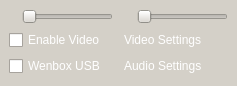
Before: the Qt Designer form wengophone/src/presentation/qt/WengoPhoneWindowConfigPanel.ui in tkrotoff/WengoPhone, drawn with Qt 5.
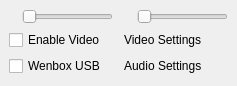
After: the same form once the commit is applied. Icons and pictures are not drawn.

The edit to the form file:
```diff
--- a/wengophone/src/presentation/qt/WengoPhoneWindowConfigPanel.ui
+++ b/wengophone/src/presentation/qt/WengoPhoneWindowConfigPanel.ui
@@ -12,271 +12,6 @@
     <height>86</height>
    </rect>
   </property>
-  <property name="palette" >
-   <palette>
-    <active>
-     <color>
-      <red>255</red>
-      <green>255</green>
-      <blue>255</blue>
-     </color>
-     <color>
-      <red>212</red>
-      <green>208</green>
-      <blue>200</blue>
-     </color>
-     <color>
-      <red>255</red>
-      <green>255</green>
-      <blue>255</blue>
-     </color>
-     <color>
-      <red>234</red>
-      <green>229</green>
-      <blue>220</blue>
-     </color>
-     <color>
-      <red>128</red>
-      <green>128</green>
-      <blue>128</blue>
-     </color>
-     <color>
-      <red>141</red>
-      <green>139</green>
-      <blue>133</blue>
-     </color>
-     <color>
-      <red>0</red>
-      <green>0</green>
-      <blue>0</blue>
-     </color>
-     <color>
-      <red>255</red>
-      <green>255</green>
-      <blue>255</blue>
-     </color>
-     <color>
-      <red>0</red>
-      <green>0</green>
-      <blue>0</blue>
-     </color>
-     <color>
-      <red>255</red>
-      <green>255</green>
-      <blue>255</blue>
-     </color>
-     <color>
-      <red>212</red>
-      <green>208</green>
-      <blue>200</blue>
-     </color>
-     <color>
-      <red>64</red>
-      <green>64</green>
-      <blue>64</blue>
-     </color>
-     <color>
-      <red>10</red>
-      <green>36</green>
-      <blue>106</blue>
-     </color>
-     <color>
-      <red>255</red>
-      <green>255</green>
-      <blue>255</blue>
-     </color>
-     <color>
-      <red>0</red>
-      <green>0</green>
-      <blue>255</blue>
-     </color>
-     <color>
-      <red>255</red>
-      <green>0</green>
-      <blue>255</blue>
-     </color>
-     <color>
-      <red>232</red>
-      <green>232</green>
-      <blue>232</blue>
-     </color>
-    </active>
-    <inactive>
-     <color>
-      <red>255</red>
-      <green>255</green>
-      <blue>255</blue>
-     </color>
-     <color>
-      <red>212</red>
-      <green>208</green>
-      <blue>200</blue>
-     </color>
-     <color>
-      <red>255</red>
-      <green>255</green>
-      <blue>255</blue>
-     </color>
-     <color>
-      <red>234</red>
-      <green>229</green>
-      <blue>220</blue>
-     </color>
-     <color>
-      <red>128</red>
-      <green>128</green>
-      <blue>128</blue>
-     </color>
-     <color>
-      <red>141</red>
-      <green>139</green>
-      <blue>133</blue>
-     </color>
-     <color>
-      <red>0</red>
-      <green>0</green>
-      <blue>0</blue>
-     </color>
-     <color>
-      <red>255</red>
-      <green>255</green>
-      <blue>255</blue>
-     </color>
-     <color>
-      <red>0</red>
-      <green>0</green>
-      <blue>0</blue>
-     </color>
-     <color>
-      <red>255</red>
-      <green>255</green>
-      <blue>255</blue>
-     </color>
-     <color>
-      <red>212</red>
-      <green>208</green>
-      <blue>200</blue>
-     </color>
-     <color>
-      <red>64</red>
-      <green>64</green>
-      <blue>64</blue>
-     </color>
-     <color>
-      <red>212</red>
-      <green>208</green>
-      <blue>200</blue>
-     </color>
-     <color>
-      <red>0</red>
-      <green>0</green>
-      <blue>0</blue>
-     </color>
-     <color>
-      <red>0</red>
-      <green>0</green>
-      <blue>255</blue>
-     </color>
-     <color>
-      <red>255</red>
-      <green>0</green>
-      <blue>255</blue>
-     </color>
-     <color>
-      <red>232</red>
-      <green>232</green>
-      <blue>232</blue>
-     </color>
-    </inactive>
-    <disabled>
-     <color>
-      <red>118</red>
-      <green>116</green>
-      <blue>108</blue>
-     </color>
-     <color>
-      <red>212</red>
-      <green>208</green>
-      <blue>200</blue>
-     </color>
-     <color>
-      <red>255</red>
-      <green>255</green>
-      <blue>255</blue>
-     </color>
-     <color>
-      <red>233</red>
-      <green>231</green>
-      <blue>227</blue>
-     </color>
-     <color>
-      <red>128</red>
-      <green>128</green>
-      <blue>128</blue>
-     </color>
-     <color>
-      <red>141</red>
-      <green>139</green>
-      <blue>133</blue>
-     </color>
-     <color>
-      <red>106</red>
-      <green>104</green>
-      <blue>100</blue>
-     </color>
-     <color>
-      <red>255</red>
-      <green>255</green>
-      <blue>255</blue>
-     </color>
-     <color>
-      <red>106</red>
-      <green>104</green>
-      <blue>100</blue>
-     </color>
-     <color>
-      <red>212</red>
-      <green>208</green>
-      <blue>200</blue>
-     </color>
-     <color>
-      <red>212</red>
-      <green>208</green>
-      <blue>200</blue>
-     </color>
-     <color>
-      <red>0</red>
-      <green>0</green>
-      <blue>0</blue>
-     </color>
-     <color>
-      <red>10</red>
-      <green>36</green>
-      <blue>106</blue>
-     </color>
-     <color>
-      <red>255</red>
-      <green>255</green>
-      <blue>255</blue>
-     </color>
-     <color>
-      <red>0</red>
-      <green>0</green>
-      <blue>255</blue>
-     </color>
-     <color>
-      <red>255</red>
-      <green>0</green>
-      <blue>255</blue>
-     </color>
-     <color>
-      <red>232</red>
-      <green>232</green>
-      <blue>232</blue>
-     </color>
-    </disabled>
-   </palette>
-  </property>
   <layout class="QGridLayout" >
    <property name="margin" >
     <number>9</number>
```
